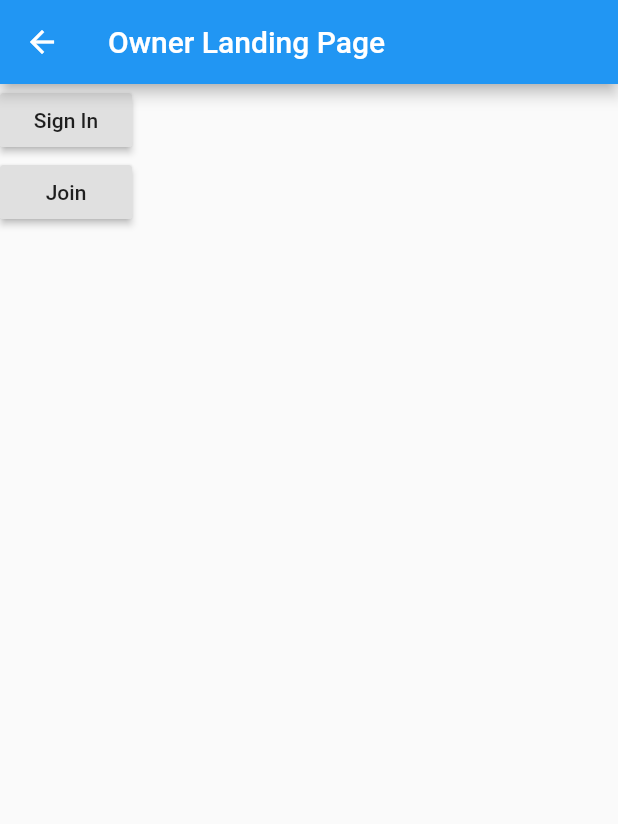
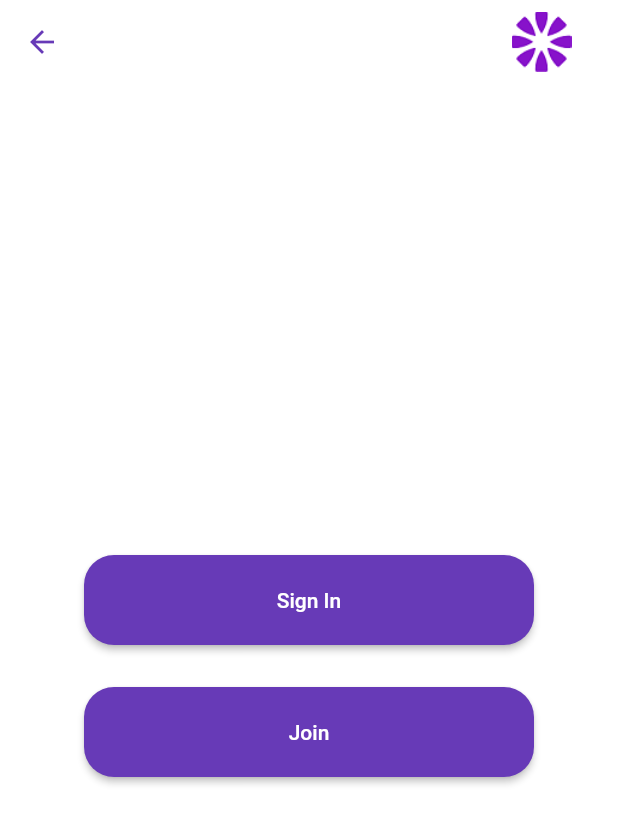
Before and after one commit to veronicakate/f_e_access_the_city, a Flutter app: the OwnerLanding screen opened directly, on a phone screen of 412 x 824 dp. Shown: the top 824 px of the screen. Run offline on Flutter 3.47's test engine with Material 2 defaults, Android fonts, the phone set to English and light mode, and no system bars.

Commit message:
update owner landing page to match user landing page layout

```diff
--- a/access_the_city/lib/pages/owners/landing_owner_page.dart
+++ b/access_the_city/lib/pages/owners/landing_owner_page.dart
@@ -3,24 +3,78 @@ import 'package:access_the_city/pages/owners/sign_in_owner.dart';
 import 'package:access_the_city/pages/owners/owner_join_1.dart';
 
 class OwnerLanding extends StatelessWidget {
+
   @override
+
   Widget build(BuildContext context) {
+
     return Scaffold(
+
+       backgroundColor: Colors.white,
       appBar: AppBar(
-        title: Text("Owner Landing Page"),
+
+        backgroundColor: Colors.white,
+         elevation:0.0,
+
+    title: Row(
+     crossAxisAlignment:CrossAxisAlignment.center,
+      mainAxisAlignment:MainAxisAlignment.end,
+    children:[
+      Image.asset("images/logo.png", width:70.0,height:40.0),
+      Container(
+        // padding:const EdgeInsets.all(20.0),
+      )
+      ]
+    ),
+        iconTheme: IconThemeData(color: Colors.deepPurple),
+                // iconTheme: IconThemeData(color: Colors.red,size:100, opacity: 1),
+
       ),
-      body: Column(children: <Widget>[
-        RaisedButton(
+
+   body: Center(
+
+
+      child: Column(
+        mainAxisAlignment: MainAxisAlignment.center,
+
+        children: <Widget>[
+
+            Container(
+              width: 300.0,
+              height: 60.0,
+
+              margin: EdgeInsets.all(18.0),
+
+              child: RaisedButton(
+                shape: new RoundedRectangleBorder(borderRadius: new BorderRadius.circular(20.0)),
           child: Text('Sign In'),
+
+          //  padding: const EdgeInsets.all(18.0),
+           textColor: Colors.white,
+           color: Colors.deepPurple,
+
           onPressed: () {
             Navigator.push(
               context,
               MaterialPageRoute(builder: (context) => OwnerSignIn()),
             );
           },
+
         ),
-        RaisedButton(
+            ),
+       Container(
+         width: 300.0,
+          height: 60.0,
+ margin: EdgeInsets.all(10.0),
+      child:  RaisedButton(
+
+
+ shape: new RoundedRectangleBorder(borderRadius: new BorderRadius.circular(20.0)),
           child: Text('Join'),
+            padding: const EdgeInsets.all(18.0),
+           textColor: Colors.white,
+          color: Colors.deepPurple,
+
           onPressed: () {
             Navigator.push(
               context,
@@ -28,7 +82,12 @@ class OwnerLanding extends StatelessWidget {
             );
           },
         ),
-      ]),
+       ),
+
+      ])
+    )
+
     );
   }
+
 }
```
